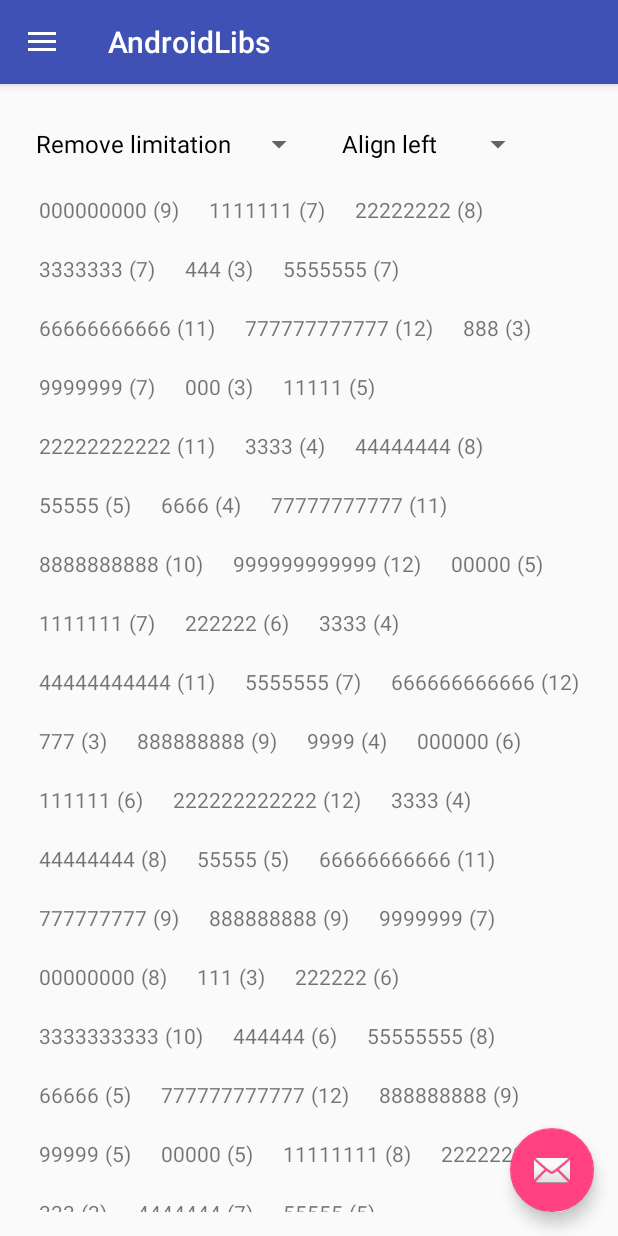
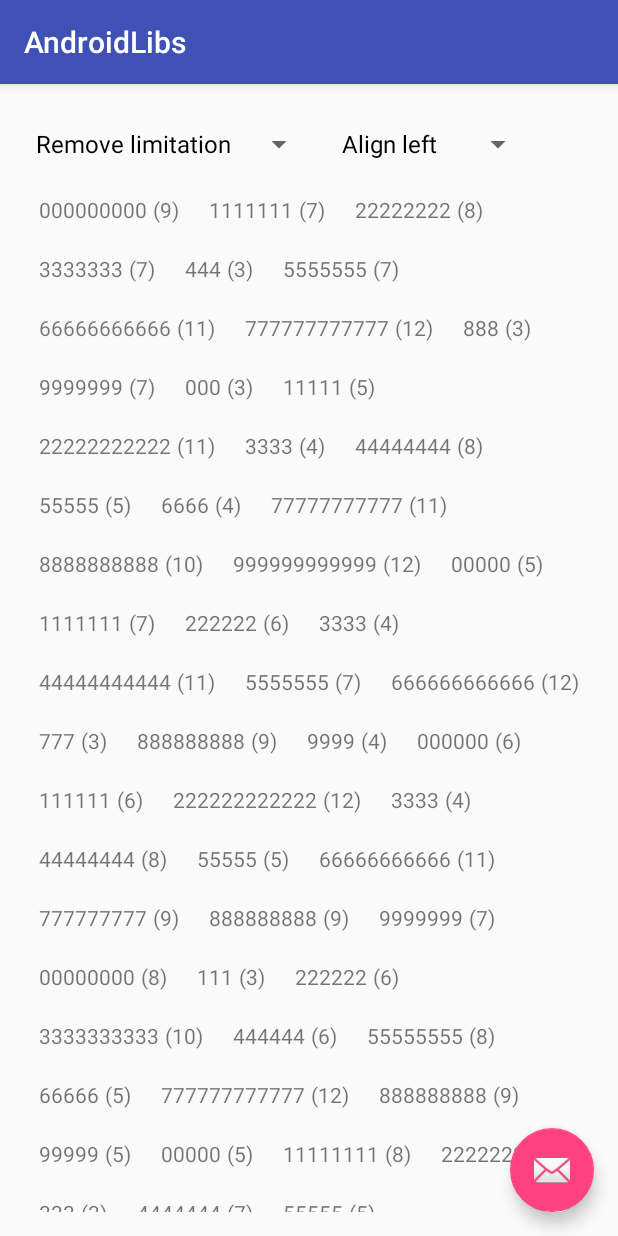
Before and after one commit to xiaofeng-han/AndroidLibs, an Android app: the screen it shows after launch (MainActivity), on a phone screen of 412 x 824 dp. Run offline under Robolectric (Android 15) with nearby library versions, the phone set to English and light mode, and no system bars.

Commit message:
Remove menu drawer

```diff
--- a/app/src/main/java/com/xiaofeng/androidlibs/MainActivity.java
+++ b/app/src/main/java/com/xiaofeng/androidlibs/MainActivity.java
@@ -19,8 +19,7 @@ import android.widget.Spinner;
 
 import com.xiaofeng.flowlayoutmanager.FlowLayoutManager;
 
-public class MainActivity extends AppCompatActivity
-		implements NavigationView.OnNavigationItemSelectedListener {
+public class MainActivity extends AppCompatActivity {
 
 	RecyclerView recyclerView;
 	Spinner itemPerLineSpinner, alignmentSpinner;
@@ -29,7 +28,7 @@ public class MainActivity extends AppCompatActivity
 	@Override
 	protected void onCreate(Bundle savedInstanceState) {
 		super.onCreate(savedInstanceState);
-		setContentView(R.layout.activity_main);
+		setContentView(R.layout.app_bar_main);
 		Toolbar toolbar = (Toolbar) findViewById(R.id.toolbar);
 		setSupportActionBar(toolbar);
 
@@ -41,51 +40,7 @@ public class MainActivity extends AppCompatActivity
 						.setAction("Action", null).show();
 			}
 		});
-
-		DrawerLayout drawer = (DrawerLayout) findViewById(R.id.drawer_layout);
-		ActionBarDrawerToggle toggle = new ActionBarDrawerToggle(
-				this, drawer, toolbar, R.string.navigation_drawer_open, R.string.navigation_drawer_close);
-		drawer.setDrawerListener(toggle);
-		toggle.syncState();
-
-		NavigationView navigationView = (NavigationView) findViewById(R.id.nav_view);
-		navigationView.setNavigationItemSelectedListener(this);
 		init();
-	}
-
-	@Override
-	public void onBackPressed() {
-		DrawerLayout drawer = (DrawerLayout) findViewById(R.id.drawer_layout);
-		if (drawer.isDrawerOpen(GravityCompat.START)) {
-			drawer.closeDrawer(GravityCompat.START);
-		} else {
-			super.onBackPressed();
-		}
-	}
-
-	@SuppressWarnings("StatementWithEmptyBody")
-	@Override
-	public boolean onNavigationItemSelected(MenuItem item) {
-		// Handle navigation view item clicks here.
-		int id = item.getItemId();
-
-		if (id == R.id.nav_camera) {
-			// Handle the camera action
-		} else if (id == R.id.nav_gallery) {
-
-		} else if (id == R.id.nav_slideshow) {
-
-		} else if (id == R.id.nav_manage) {
-
-		} else if (id == R.id.nav_share) {
-
-		} else if (id == R.id.nav_send) {
-
-		}
-
-		DrawerLayout drawer = (DrawerLayout) findViewById(R.id.drawer_layout);
-		drawer.closeDrawer(GravityCompat.START);
-		return true;
 	}
 
 	private void init() {
--- a/app/src/main/res/layout/activity_main.xml
+++ /dev/null
@@ -1,26 +0,0 @@
-<?xml version="1.0" encoding="utf-8"?>
-<android.support.v4.widget.DrawerLayout
-    android:id="@+id/drawer_layout"
-    xmlns:android="http://schemas.android.com/apk/res/android"
-    xmlns:app="http://schemas.android.com/apk/res-auto"
-    xmlns:tools="http://schemas.android.com/tools"
-    android:layout_width="match_parent"
-    android:layout_height="match_parent"
-    android:fitsSystemWindows="true"
-    tools:openDrawer="start">
-
-    <include
-        layout="@layout/app_bar_main"
-        android:layout_width="match_parent"
-        android:layout_height="match_parent"/>
-
-    <android.support.design.widget.NavigationView
-        android:id="@+id/nav_view"
-        android:layout_width="wrap_content"
-        android:layout_height="match_parent"
-        android:layout_gravity="start"
-        android:fitsSystemWindows="true"
-        app:headerLayout="@layout/nav_header_main"
-        app:menu="@menu/activity_main_drawer"/>
-
-</android.support.v4.widget.DrawerLayout>
--- a/app/src/main/res/menu/activity_main_drawer.xml
+++ /dev/null
@@ -1,36 +0,0 @@
-<?xml version="1.0" encoding="utf-8"?>
-<menu xmlns:android="http://schemas.android.com/apk/res/android">
-
-    <group android:checkableBehavior="single">
-        <item
-            android:id="@+id/nav_camera"
-            android:icon="@drawable/ic_menu_camera"
-            android:title="Import"/>
-        <item
-            android:id="@+id/nav_gallery"
-            android:icon="@drawable/ic_menu_gallery"
-            android:title="Gallery"/>
-        <item
-            android:id="@+id/nav_slideshow"
-            android:icon="@drawable/ic_menu_slideshow"
-            android:title="Slideshow"/>
-        <item
-            android:id="@+id/nav_manage"
-            android:icon="@drawable/ic_menu_manage"
-            android:title="Tools"/>
-    </group>
-
-    <item android:title="Communicate">
-        <menu>
-            <item
-                android:id="@+id/nav_share"
-                android:icon="@drawable/ic_menu_share"
-                android:title="Share"/>
-            <item
-                android:id="@+id/nav_send"
-                android:icon="@drawable/ic_menu_send"
-                android:title="Send"/>
-        </menu>
-    </item>
-
-</menu>
```
